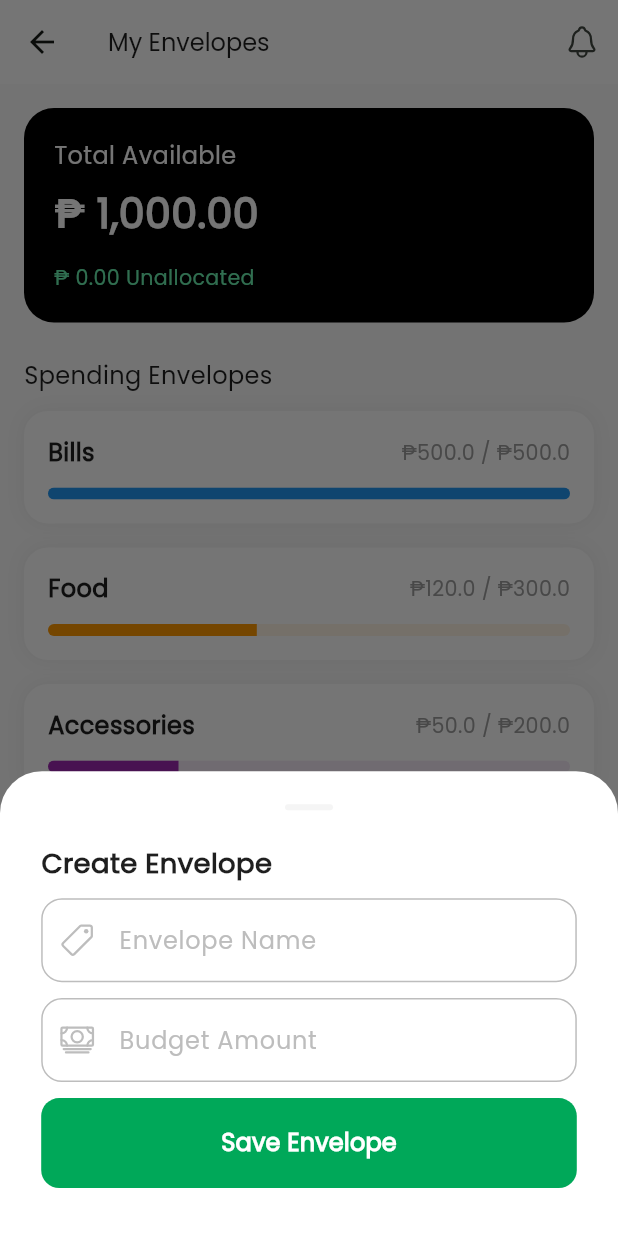
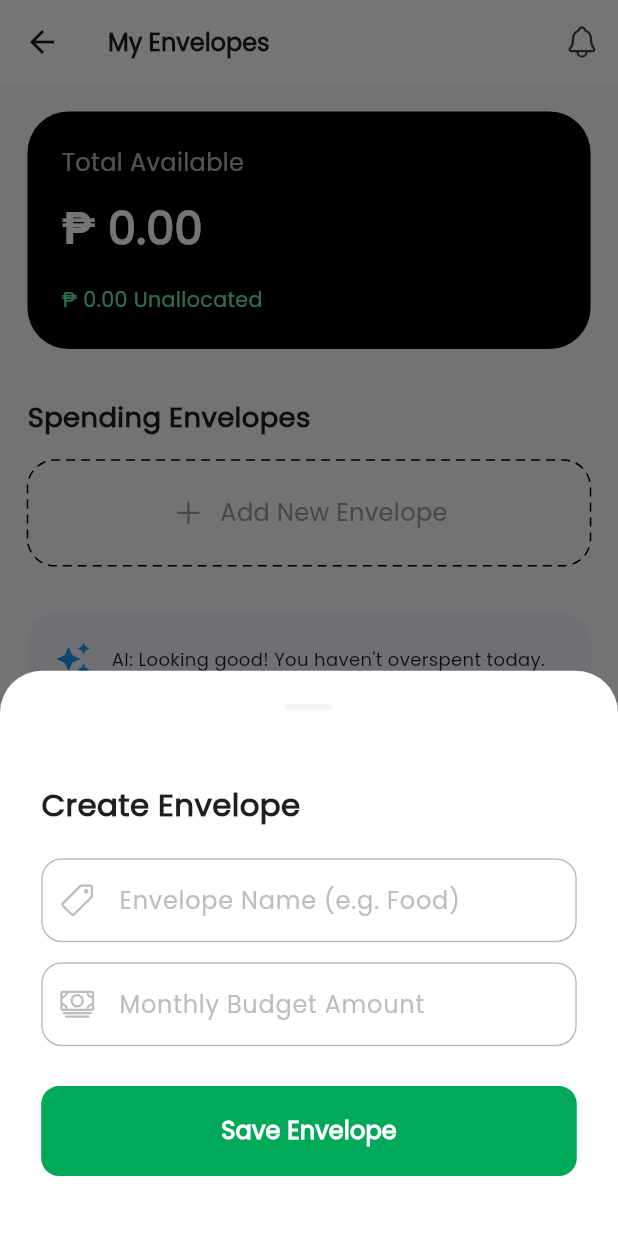
Before and after one commit to sam021624/spendsmart, a Flutter app: the EnvelopeScreen screen opened directly, after a tap on "Add New Envelope", on a phone screen of 412 x 824 dp. Run offline on Flutter 3.47's test engine with Material 3 defaults, Android fonts, the phone set to English and light mode, and no system bars; drawn by our look-alikes of dotted_border; our stand-ins replace carousel_slider, cloud_firestore, firebase_auth, firebase_core, flutter_bloc, flutter_riverpod and 4 more; accounts and stored records are empty.

Commit message:
[FEAT] envelope saving functionality

```diff
--- /dev/null
+++ b/lib/core/services/auth_provider.dart
@@ -0,0 +1,10 @@
+import 'package:flutter_riverpod/flutter_riverpod.dart';
+import 'package:firebase_auth/firebase_auth.dart';
+import 'auth_service.dart'; // your existing file
+
+final authServiceProvider = Provider((ref) => AuthService());
+
+// This watches the user's login state
+final authStateProvider = StreamProvider<User?>((ref) {
+  return FirebaseAuth.instance.authStateChanges();
+});
--- a/lib/core/services/auth_service.dart
+++ b/lib/core/services/auth_service.dart
@@ -1,5 +1,10 @@
 import 'package:cloud_firestore/cloud_firestore.dart';
 import 'package:firebase_auth/firebase_auth.dart';
+import 'package:flutter_riverpod/flutter_riverpod.dart';
+
+final authStateProvider = StreamProvider<User?>((ref) {
+  return FirebaseAuth.instance.authStateChanges();
+});
 
 class AuthService {
   final FirebaseAuth _auth = FirebaseAuth.instance;
--- a/lib/main.dart
+++ b/lib/main.dart
@@ -1,5 +1,6 @@
 import 'package:firebase_core/firebase_core.dart';
 import 'package:flutter/material.dart';
+import 'package:flutter_riverpod/flutter_riverpod.dart';
 import 'package:flutter_screenutil/flutter_screenutil.dart';
 import 'package:spendsmart/app/themes/app_theme.dart';
 import 'package:spendsmart/firebase_options.dart';
@@ -11,7 +12,7 @@ Future<void> main() async {
   // 2. Initialize Firebase with the default options for your platform
   await Firebase.initializeApp(options: DefaultFirebaseOptions.currentPlatform);
 
-  runApp(const SpendSmart());
+  runApp(ProviderScope(child: const SpendSmart()));
 }
 
 class SpendSmart extends StatelessWidget {
--- /dev/null
+++ b/lib/models/envelope_model.dart
@@ -0,0 +1,27 @@
+class EnvelopeModel {
+  final String id;
+  final String name;
+  final double budgetAmount;
+  final double remainingAmount;
+
+  EnvelopeModel({
+    required this.id,
+    required this.name,
+    required this.budgetAmount,
+    required this.remainingAmount,
+  });
+
+  Map<String, dynamic> toMap() => {
+    'id': id,
+    'name': name,
+    'budgetAmount': budgetAmount,
+    'remainingAmount': remainingAmount,
+  };
+
+  factory EnvelopeModel.fromMap(Map<String, dynamic> map) => EnvelopeModel(
+    id: map['id'] ?? '',
+    name: map['name'] ?? '',
+    budgetAmount: (map['budgetAmount'] ?? 0).toDouble(),
+    remainingAmount: (map['remainingAmount'] ?? 0).toDouble(),
+  );
+}
--- /dev/null
+++ b/lib/providers/envelop_provider.dart
@@ -0,0 +1,25 @@
+import 'package:flutter_riverpod/flutter_riverpod.dart';
+import 'package:spendsmart/models/envelope_model.dart';
+import '../services/envelope_service.dart';
+
+// FIXED: Now we pass the UID into the service
+final envelopeServiceProvider = Provider<EnvelopeService?>((ref) {
+  // 1. Watch the auth state
+  final authState = ref.watch(authStateProvider);
+
+  // 2. Extract the user (using .value because it's an AsyncValue)
+  final user = authState.value;
+
+  // 3. If no user, return null; otherwise, pass the UID
+  if (user == null) return null;
+  return EnvelopeService(user.uid);
+});
+
+final envelopesStreamProvider = StreamProvider<List<EnvelopeModel>>((ref) {
+  final service = ref.watch(envelopeServiceProvider);
+
+  // If the service is null (user logged out), return an empty list
+  if (service == null) return Stream.value([]);
+
+  return service.getEnvelopes();
+});
--- /dev/null
+++ b/lib/services/envelope_service.dart
@@ -0,0 +1,67 @@
+import 'package:cloud_firestore/cloud_firestore.dart';
+import 'package:firebase_auth/firebase_auth.dart';
+import 'package:flutter_riverpod/flutter_riverpod.dart';
+import '../models/envelope_model.dart';
+
+// --- AUTH PROVIDERS ---
+// This solves your "Undefined name authStateProvider" error
+final authStateProvider = StreamProvider<User?>((ref) {
+  return FirebaseAuth.instance.authStateChanges();
+});
+
+// --- ENVELOPE SERVICE ---
+class EnvelopeService {
+  final FirebaseFirestore _firestore = FirebaseFirestore.instance;
+  final String uid;
+
+  EnvelopeService(this.uid);
+
+  // Stream of Envelopes for the current user
+  Stream<List<EnvelopeModel>> getEnvelopes() {
+    return _firestore
+        .collection('users')
+        .doc(uid)
+        .collection('envelopes')
+        .orderBy('createdAt', descending: false)
+        .snapshots()
+        .map(
+          (snapshot) => snapshot.docs
+              .map((doc) => EnvelopeModel.fromMap(doc.data()))
+              .toList(),
+        );
+  }
+
+  // Add a new Envelope to Firestore
+  Future<void> addEnvelope(String name, double amount) async {
+    final docRef = _firestore
+        .collection('users')
+        .doc(uid)
+        .collection('envelopes')
+        .doc();
+
+    final newEnvelope = EnvelopeModel(
+      id: docRef.id,
+      name: name,
+      budgetAmount: amount,
+      remainingAmount: amount, // Start with full budget
+    );
+
+    await docRef.set(newEnvelope.toMap());
+  }
+}
+
+// --- RIVERPOD PROVIDERS ---
+
+// Provider for the Service (Dependency Injection)
+final envelopeServiceProvider = Provider<EnvelopeService?>((ref) {
+  final user = ref.watch(authStateProvider).value;
+  if (user == null) return null;
+  return EnvelopeService(user.uid);
+});
+
+// Provider for the UI to consume (The Data Stream)
+final envelopesStreamProvider = StreamProvider<List<EnvelopeModel>>((ref) {
+  final service = ref.watch(envelopeServiceProvider);
+  if (service == null) return Stream.value([]);
+  return service.getEnvelopes();
+});
--- a/lib/views/envelope/presentation/envelope_screen.dart
+++ b/lib/views/envelope/presentation/envelope_screen.dart
@@ -1,23 +1,34 @@
 import 'package:dotted_border/dotted_border.dart';
 import 'package:flutter/material.dart';
+import 'package:flutter_riverpod/flutter_riverpod.dart';
 import 'package:flutter_screenutil/flutter_screenutil.dart';
 import 'package:ionicons/ionicons.dart';
 import 'package:spendsmart/common/widgets/widget_button.dart';
 import 'package:spendsmart/common/widgets/widget_text.dart';
 import 'package:spendsmart/common/widgets/widget_text_field.dart';
+import 'package:spendsmart/models/envelope_model.dart';
 
-class EnvelopeScreen extends StatefulWidget {
+import '../../../providers/envelop_provider.dart';
+
+class EnvelopeScreen extends ConsumerStatefulWidget {
   const EnvelopeScreen({super.key});
 
   @override
-  State<EnvelopeScreen> createState() => _EnvelopeScreenState();
+  ConsumerState<EnvelopeScreen> createState() => _EnvelopeScreenState();
 }
 
-class _EnvelopeScreenState extends State<EnvelopeScreen> {
-  TextEditingController nameController = TextEditingController();
-  TextEditingController amountController = TextEditingController();
+class _EnvelopeScreenState extends ConsumerState<EnvelopeScreen> {
+  final TextEditingController nameController = TextEditingController();
+  final TextEditingController amountController = TextEditingController();
 
-  void _showCreateEnvelopeModal(BuildContext context) {
+  @override
+  void dispose() {
+    nameController.dispose();
+    amountController.dispose();
+    super.dispose();
+  }
+
+  void _showCreateEnvelopeModal() {
     showModalBottomSheet(
       context: context,
       isScrollControlled: true,
@@ -29,30 +40,49 @@ class _EnvelopeScreenState extends State<EnvelopeScreen> {
           bottom: MediaQuery.of(context).viewInsets.bottom,
           left: 24.w,
           right: 24.w,
+          top: 20.h,
         ),
         child: Column(
           mainAxisSize: MainAxisSize.min,
           crossAxisAlignment: CrossAxisAlignment.start,
-          spacing: 8.h,
           children: [
             WidgetText(
               text: "Create Envelope",
-              fontSize: 16.sp,
+              fontSize: 18.sp,
               fontWeight: FontWeight.bold,
             ),
+            SizedBox(height: 16.h),
             WidgetTextField(
               controller: nameController,
               iconData: Ionicons.pricetag_outline,
-              hintText: 'Envelope Name',
+              hintText: 'Envelope Name (e.g. Food)',
             ),
+            SizedBox(height: 10.h),
             WidgetTextField(
               controller: amountController,
-              hintText: 'Budget Amount',
+              hintText: 'Monthly Budget Amount',
               keyboardType: TextInputType.number,
               iconData: Ionicons.cash_outline,
             ),
-            WidgetButton(text: 'Save Envelope', onPressed: () {}),
-            SizedBox(height: 16.h),
+            SizedBox(height: 20.h),
+            WidgetButton(
+              text: 'Save Envelope',
+              onPressed: () async {
+                final name = nameController.text.trim();
+                final amount = double.tryParse(amountController.text) ?? 0.0;
+
+                if (name.isNotEmpty && amount > 0) {
+                  final service = ref.read(envelopeServiceProvider);
+                  if (service != null) {
+                    await service.addEnvelope(name, amount);
+                    nameController.clear();
+                    amountController.clear();
+                    if (mounted) Navigator.pop(context);
+                  }
+                }
+              },
+            ),
+            SizedBox(height: 30.h),
           ],
         ),
       ),
@@ -61,9 +91,14 @@ class _EnvelopeScreenState extends State<EnvelopeScreen> {
 
   @override
   Widget build(BuildContext context) {
+    final envelopesAsync = ref.watch(envelopesStreamProvider);
+
     return Scaffold(
       appBar: AppBar(
-        title: const WidgetText(text: "My Envelopes"),
+        title: const WidgetText(
+          text: "My Envelopes",
+          fontWeight: FontWeight.bold,
+        ),
         actions: [
           IconButton(
             onPressed: () {},
@@ -71,76 +106,64 @@ class _EnvelopeScreenState extends State<EnvelopeScreen> {
           ),
         ],
       ),
-      body: SingleChildScrollView(
-        padding: const EdgeInsets.all(16.0),
-        child: Column(
-          crossAxisAlignment: CrossAxisAlignment.start,
-          children: [
-            // 1. Total Overview Card
-            _buildTotalBalanceCard(),
+      body: envelopesAsync.when(
+        loading: () => const Center(child: CircularProgressIndicator()),
+        error: (err, stack) =>
+            Center(child: Text("Error loading envelopes: $err")),
+        data: (envelopes) {
+          double totalBalance = envelopes.fold(
+            0,
+            (sum, env) => sum + env.remainingAmount,
+          );
 
-            const SizedBox(height: 24),
+          return SingleChildScrollView(
+            padding: EdgeInsets.all(16.w),
+            child: Column(
+              crossAxisAlignment: CrossAxisAlignment.start,
+              children: [
+                _buildTotalBalanceCard(totalBalance),
+                SizedBox(height: 24.h),
+                WidgetText(
+                  text: "Spending Envelopes",
+                  fontSize: 16.sp,
+                  fontWeight: FontWeight.w600,
+                ),
+                SizedBox(height: 12.h),
 
-            // 2. Section Header
-            const WidgetText(text: "Spending Envelopes"),
-            const SizedBox(height: 12),
+                // List of Envelopes
+                ...envelopes.map((env) => _buildEnvelopeItem(env)),
 
-            // 3. The Envelope List
-            _buildEnvelopeItem("Bills", 500, 500, Colors.blue),
-            _buildEnvelopeItem("Food", 120, 300, Colors.orange),
-            _buildEnvelopeItem("Accessories", 50, 200, Colors.purple),
-            _buildAddEnvelopeCTA(),
-
-            const SizedBox(height: 24),
-
-            // 4. AI Insight Tip (Small teaser for your Insights tab)
-            Container(
-              padding: const EdgeInsets.all(12),
-              decoration: BoxDecoration(
-                color: Colors.blue.withOpacity(0.1),
-                borderRadius: BorderRadius.circular(12),
-              ),
-              child: Row(
-                children: [
-                  Icon(Icons.auto_awesome, color: Colors.blue, size: 20),
-                  SizedBox(width: 10),
-                  Expanded(
-                    child: WidgetText(
-                      text:
-                          "AI Tip: You're spending on Food faster than usual this week!",
-                      textColor: Colors.blue,
-                      fontSize: 12.sp,
-                    ),
-                  ),
-                ],
-              ),
+                _buildAddEnvelopeCTA(),
+                SizedBox(height: 24.h),
+                _buildAITip(),
+              ],
             ),
-          ],
-        ),
+          );
+        },
       ),
     );
   }
 
-  Widget _buildTotalBalanceCard() {
+  Widget _buildTotalBalanceCard(double balance) {
     return Container(
       width: double.infinity,
-      padding: const EdgeInsets.all(20),
+      padding: EdgeInsets.all(20.w),
       decoration: BoxDecoration(
-        color: Colors.black, // Dark theme for the main card looks premium
-        borderRadius: BorderRadius.circular(20),
+        color: Colors.black,
+        borderRadius: BorderRadius.circular(24.r),
       ),
       child: Column(
         crossAxisAlignment: CrossAxisAlignment.start,
         children: [
-          WidgetText(text: "Total Available", textColor: Colors.white),
-          SizedBox(height: 8),
+          const WidgetText(text: "Total Available", textColor: Colors.white70),
+          SizedBox(height: 8.h),
           WidgetText(
-            text: "₱ 1,000.00",
+            text: "₱ ${balance.toStringAsFixed(2)}",
             textColor: Colors.white,
-            fontSize: 24.sp,
+            fontSize: 26.sp,
             fontWeight: FontWeight.bold,
           ),
-          SizedBox(height: 12),
+          SizedBox(height: 12.h),
           WidgetText(
             text: "₱ 0.00 Unallocated",
             fontSize: 12.sp,
@@ -151,19 +174,16 @@ class _EnvelopeScreenState extends State<EnvelopeScreen> {
     );
   }
 
-  Widget _buildEnvelopeItem(
-    String title,
-    double remaining,
-    double total,
-    Color color,
-  ) {
-    double progress = remaining / total;
+  Widget _buildEnvelopeItem(EnvelopeModel envelope) {
+    double progress = envelope.budgetAmount > 0
+        ? (envelope.remainingAmount / envelope.budgetAmount)
+        : 0;
     return Container(
-      margin: const EdgeInsets.only(bottom: 16),
-      padding: const EdgeInsets.all(16),
+      margin: EdgeInsets.only(bottom: 16.h),
+      padding: EdgeInsets.all(16.w),
       decoration: BoxDecoration(
         color: Colors.white,
-        borderRadius: BorderRadius.circular(16),
+        borderRadius: BorderRadius.circular(16.r),
         boxShadow: [
           BoxShadow(color: Colors.black.withOpacity(0.05), blurRadius: 10),
         ],
@@ -174,26 +194,26 @@ class _EnvelopeScreenState extends State<EnvelopeScreen> {
             mainAxisAlignment: MainAxisAlignment.spaceBetween,
             children: [
               WidgetText(
-                text: title,
+                text: envelope.name,
                 fontWeight: FontWeight.bold,
-                fontSize: 16,
+                fontSize: 15.sp,
               ),
               WidgetText(
-                text: "₱$remaining / ₱$total",
+                text:
+                    "₱${envelope.remainingAmount.toInt()} / ₱${envelope.budgetAmount.toInt()}",
                 textColor: Colors.grey,
                 fontSize: 12.sp,
               ),
             ],
           ),
-          const SizedBox(height: 12),
-          // Progress Bar
+          SizedBox(height: 12.h),
           ClipRRect(
-            borderRadius: BorderRadius.circular(10),
+            borderRadius: BorderRadius.circular(10.r),
             child: LinearProgressIndicator(
               value: progress,
-              minHeight: 8,
-              backgroundColor: color.withOpacity(0.1),
-              valueColor: AlwaysStoppedAnimation<Color>(color),
+              minHeight: 8.h,
+              backgroundColor: Colors.blue.withOpacity(0.1),
+              valueColor: const AlwaysStoppedAnimation<Color>(Colors.blue),
             ),
           ),
         ],
@@ -204,29 +224,25 @@ class _EnvelopeScreenState extends State<EnvelopeScreen> {
   Widget _buildAddEnvelopeCTA() {
     return DottedBorder(
       options: RoundedRectDottedBorderOptions(
-        radius: Radius.circular(16.sp),
-        color: Colors.grey.withAlpha(150),
-        strokeWidth: 2,
+        radius: Radius.circular(16.r),
         dashPattern: const [6, 4],
       ),
 
       child: InkWell(
-        onTap: () => _showCreateEnvelopeModal(context),
+        onTap: _showCreateEnvelopeModal,
         borderRadius: BorderRadius.circular(16.r),
         child: Container(
           width: double.infinity,
-          padding: EdgeInsets.all(12.w),
-          decoration: BoxDecoration(borderRadius: BorderRadius.circular(12.r)),
+          padding: EdgeInsets.symmetric(vertical: 16.h),
           child: Row(
             mainAxisAlignment: MainAxisAlignment.center,
             children: [
-              Icon(Ionicons.add, color: Colors.grey, size: 20.sp),
+              const Icon(Ionicons.add, color: Colors.grey),
               SizedBox(width: 8.w),
               WidgetText(
                 text: "Add New Envelope",
                 textColor: Colors.grey,
-                fontSize: 12.sp,
-                fontWeight: FontWeight.w500,
+                fontSize: 14.sp,
               ),
             ],
           ),
@@ -234,4 +250,26 @@ class _EnvelopeScreenState extends State<EnvelopeScreen> {
       ),
     );
   }
+
+  Widget _buildAITip() {
+    return Container(
+      padding: EdgeInsets.all(16.w),
+      decoration: BoxDecoration(
+        color: Colors.blue.withOpacity(0.05),
+        borderRadius: BorderRadius.circular(16.r),
+      ),
+      child: Row(
+        children: [
+          const Icon(Icons.auto_awesome, color: Colors.blue),
+          SizedBox(width: 12.w),
+          const Expanded(
+            child: WidgetText(
+              text: "AI: Looking good! You haven't overspent today.",
+              fontSize: 12,
+            ),
+          ),
+        ],
+      ),
+    );
+  }
 }
```
